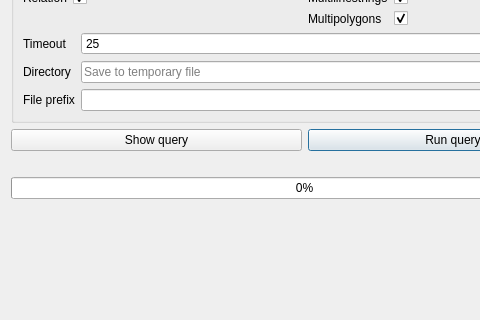
3liz/QuickOSM, file ui/quick_query.ui: the form before one commit; both pictures show x 0 to 480 and y 245 to 565 of the 609 by 565 pixel window.
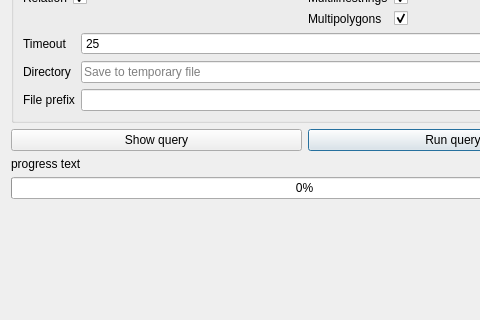
The form after the commit. Icons and pictures are not drawn. Custom widgets are drawn as their Qt base class.

Commit message: add reset button and progress text

```diff
--- a/ui/quick_query.ui
+++ b/ui/quick_query.ui
@@ -364,7 +364,7 @@
       </sizepolicy>
      </property>
      <property name="text">
-      <string/>
+      <string>progress text</string>
      </property>
     </widget>
    </item>
```
The commit also changes 8 other files.
